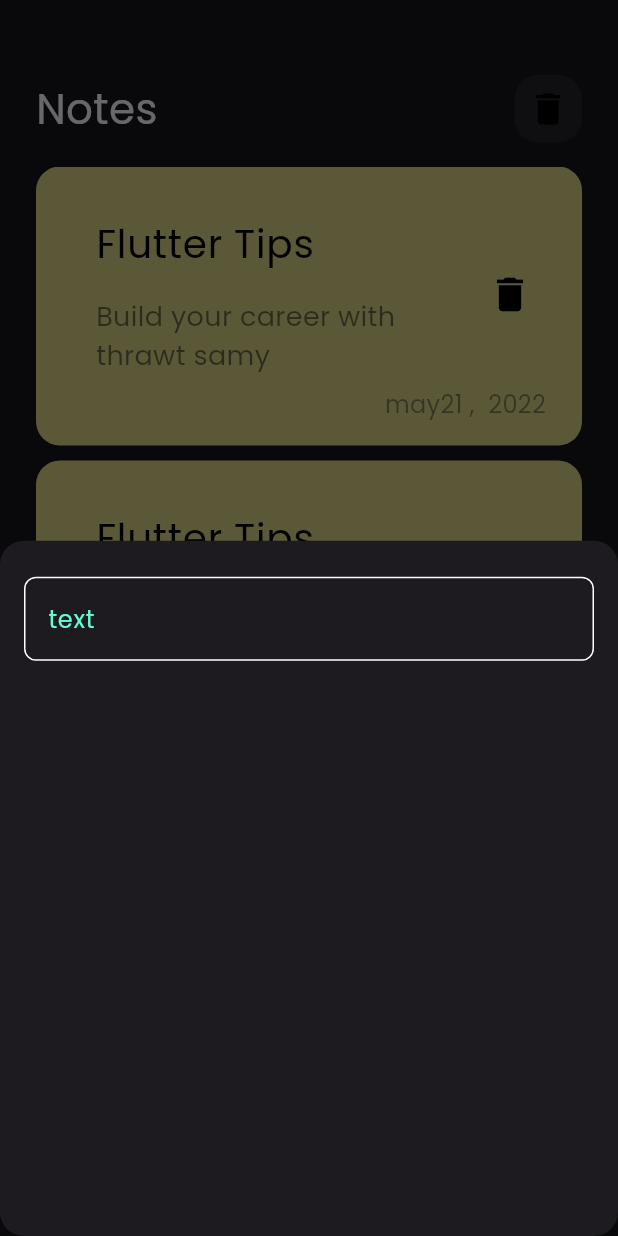
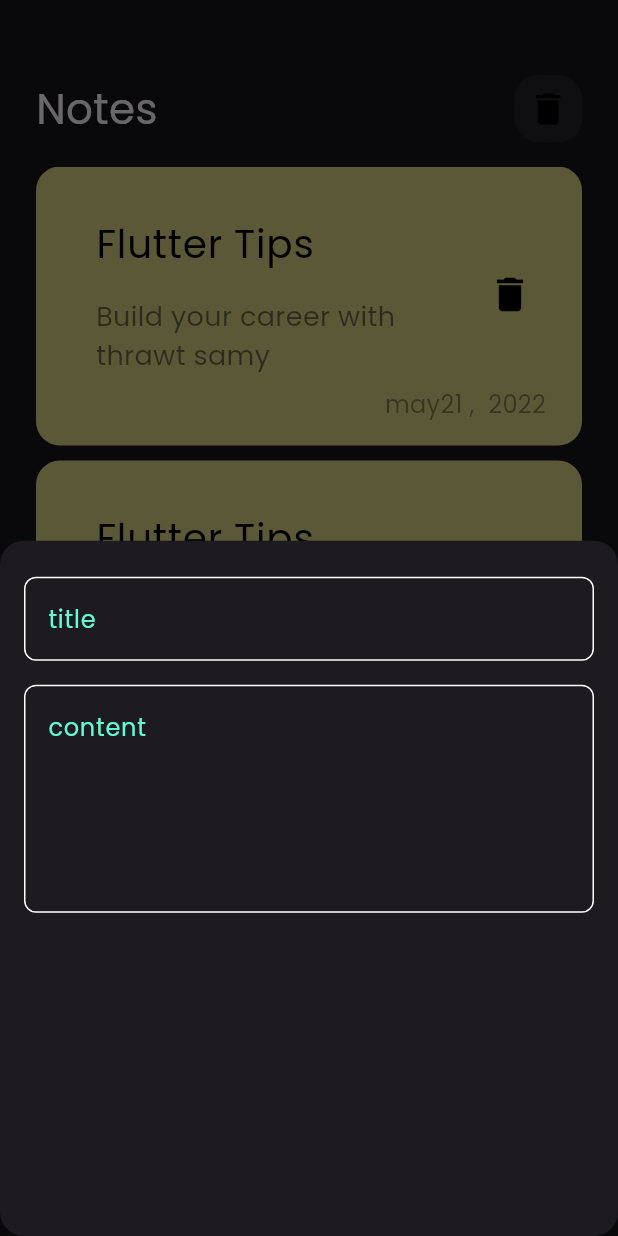
Before and after one commit to MohamedHamedAbdulhakam/notes_app, a Flutter app: the screen it shows after launch, after a tap on the "add" icon, on a phone screen of 412 x 824 dp. Run offline on Flutter 3.47's test engine with Material 3 defaults, Android fonts, the phone set to English and light mode, and no system bars.

Commit message:
add text field to note sheet

```diff
--- a/lib/views/widgets/add_note_buttom_sheet.dart
+++ b/lib/views/widgets/add_note_buttom_sheet.dart
@@ -6,14 +6,23 @@ class AddNoteButtomSheet extends StatelessWidget {
 
   @override
   Widget build(BuildContext context) {
-    return Padding(
-      padding: const EdgeInsets.symmetric(horizontal: 16),
+    return const Padding(
+      padding: EdgeInsets.symmetric(horizontal: 16),
       child: Column(
         children: [
           SizedBox(
             height: 24,
           ),
-          CustomTextField()
+          CustomTextField(
+            hint: 'title',
+          ),
+          SizedBox(
+            height: 16,
+          ),
+          CustomTextField(
+            hint: 'content',
+            maxLines: 5,
+          )
         ],
       ),
     );
--- a/lib/views/widgets/custom_text_field.dart
+++ b/lib/views/widgets/custom_text_field.dart
@@ -2,14 +2,16 @@ import 'package:flutter/material.dart';
 import 'package:notes_app/constants.dart';
 
 class CustomTextField extends StatelessWidget {
-  const CustomTextField({super.key});
-
+  const CustomTextField({super.key, required this.hint, this.maxLines = 1});
+  final String hint;
+  final int maxLines;
   @override
   Widget build(BuildContext context) {
     return TextField(
       cursorColor: kprimarycolor,
+      maxLines: maxLines,
       decoration: InputDecoration(
-        hintText: 'text',
+        hintText: hint,
         hintStyle: TextStyle(color: kprimarycolor),
         border: build_method(),
         enabledBorder: build_method(),
```
